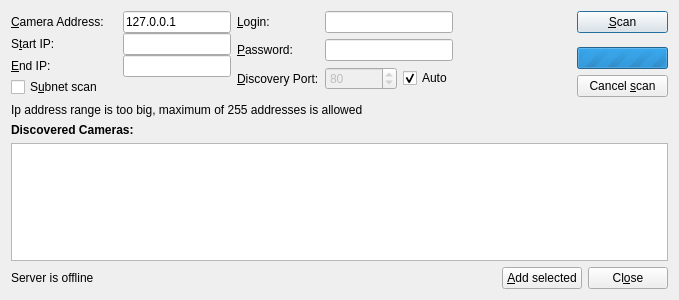
Qt form client/src/ui/dialogs/camera_addition_dialog.ui (networkoptix/nx_open) before a commit.
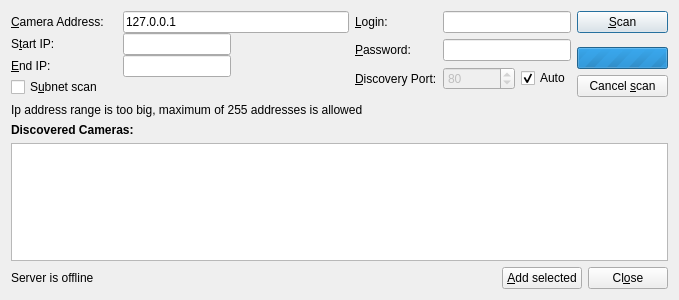
The same form after that commit. Custom widgets are drawn as their Qt base class.

Commit message:
Camera address textbox widened to make sutable for rtsp url
<==== Mercurial data ====>
Branch: master

Diff of the .ui file:
```diff
--- a/client/src/ui/dialogs/camera_addition_dialog.ui
+++ b/client/src/ui/dialogs/camera_addition_dialog.ui
@@ -24,7 +24,7 @@
   </property>
   <layout class="QVBoxLayout" name="verticalLayout_2" stretch="0,0,0,1,0">
    <item>
-    <layout class="QHBoxLayout" name="horizontalLayout">
+    <layout class="QHBoxLayout" name="horizontalLayout" stretch="1,0,0">
      <item>
       <layout class="QVBoxLayout" name="verticalLayout_3">
        <property name="spacing">
@@ -86,6 +86,12 @@
          </item>
          <item row="0" column="1">
           <widget class="QnIpLineEdit" name="startIPLineEdit">
+           <property name="sizePolicy">
+            <sizepolicy hsizetype="Fixed" vsizetype="Fixed">
+             <horstretch>0</horstretch>
+             <verstretch>0</verstretch>
+            </sizepolicy>
+           </property>
            <property name="inputMethodHints">
             <set>Qt::ImhDigitsOnly</set>
            </property>
@@ -115,6 +121,12 @@
          </item>
          <item row="1" column="1">
           <widget class="QnIpLineEdit" name="endIPLineEdit">
+           <property name="sizePolicy">
+            <sizepolicy hsizetype="Fixed" vsizetype="Fixed">
+             <horstretch>0</horstretch>
+             <verstretch>0</verstretch>
+            </sizepolicy>
+           </property>
            <property name="inputMethodHints">
             <set>Qt::ImhDigitsOnly</set>
            </property>
@@ -273,19 +285,6 @@
        </item>
       </layout>
      </item>
-     <item>
-      <spacer name="horizontalSpacer_4">
-       <property name="orientation">
-        <enum>Qt::Horizontal</enum>
-       </property>
-       <property name="sizeHint" stdset="0">
-        <size>
-         <width>40</width>
-         <height>20</height>
-        </size>
-       </property>
-      </spacer>
-     </item>
      <item>
       <layout class="QVBoxLayout" name="verticalLayout">
        <item>
```
